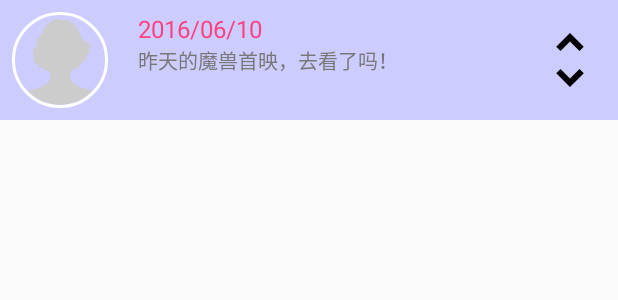
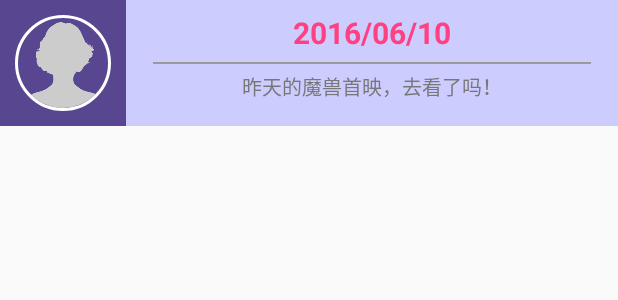
Before and after one commit to Crainax/MysteryGank, an Android app: the layout layout_fold_gank.xml on its own in the app's theme, with its tools: preview values and no code run, on a phone screen of 412 x 824 dp. Shown: the top 300 px of the screen. Run offline under Robolectric (Android 15) with nearby library versions, the phone set to English and light mode, and no system bars.

Commit message:
Restore the layout of the home items.

```diff
--- a/app/src/main/java/com/crainax/mysterygank/ui/adapter/HomeAdapter.java
+++ b/app/src/main/java/com/crainax/mysterygank/ui/adapter/HomeAdapter.java
@@ -32,7 +32,6 @@ public class HomeAdapter extends RecyclerView.Adapter<RecyclerView.ViewHolder> {
     private static final int VIEW_TYPE_DATAS = 0;
     private static final int VIEW_TYPE_FOOTER = 1;
 
-
     private final HashSet<Integer> mUnfoldedIndex = new HashSet<>();
 
     private List<MeizhiEntity> datas;
@@ -52,7 +51,6 @@ public class HomeAdapter extends RecyclerView.Adapter<RecyclerView.ViewHolder> {
         this.datas.addAll(datas);
         notifyDataSetChanged();
     }
-
 
     @Override
     public int getItemViewType(int position) {
@@ -168,7 +166,6 @@ public class HomeAdapter extends RecyclerView.Adapter<RecyclerView.ViewHolder> {
             this.context = itemView.getContext();
         }
 
-
     }
 
     private class FooterViewHolder extends RecyclerView.ViewHolder {
--- a/app/src/main/res/layout/item_home_piece.xml
+++ b/app/src/main/res/layout/item_home_piece.xml
@@ -7,9 +7,7 @@
     android:layout_height="wrap_content"
     android:clipChildren="true"
     android:clipToPadding="true"
-    app:backSideColor="@android:color/transparent"
-    >
-
+    app:backSideColor="@android:color/transparent">
 
     <include layout="@layout/layout_unfold_gank" />
 
--- a/app/src/main/res/layout/layout_fold_gank.xml
+++ b/app/src/main/res/layout/layout_fold_gank.xml
@@ -1,83 +1,71 @@
 <?xml version="1.0" encoding="utf-8"?>
-
 
 <RelativeLayout xmlns:android="http://schemas.android.com/apk/res/android"
     android:layout_width="match_parent"
     android:layout_height="wrap_content"
-    android:background="@color/bgHomeItemFold"
-    android:padding="8dp">
+    android:background="@color/bgHomeItemFold">
+
+    <RelativeLayout
+        android:id="@+id/click_bg_avatar"
+        android:layout_width="wrap_content"
+        android:layout_height="wrap_content"
+        android:layout_alignParentStart="true"
+        android:background="@color/bgHomeItemLeft"
+        android:paddingBottom="10dp"
+        android:paddingLeft="10dp"
+        android:paddingRight="10dp"
+        android:paddingTop="10dp">
 
         <de.hdodenhof.circleimageview.CircleImageView xmlns:app="http://schemas.android.com/apk/res-auto"
             android:id="@+id/iv_item_home_fold_meizhi"
             android:layout_width="@dimen/homeMeizhiFold"
             android:layout_height="@dimen/homeMeizhiFold"
-        android:layout_alignParentStart="true"
             android:src="@drawable/women_placeholder"
             app:civ_border_color="@color/borderHomeMeizhiIV"
             app:civ_border_width="@dimen/borderHomeMeizhiIVWidth" />
+    </RelativeLayout>
 
-    <ImageButton
-        android:id="@+id/bt_item_home_toUnfold"
-        android:layout_centerVertical="true"
-        android:layout_width="wrap_content"
-        android:layout_height="wrap_content"
-        android:layout_alignParentEnd="true"
-        android:background="?attr/listChoiceBackgroundIndicator"
-        android:src="@drawable/ic_unfold_more_black_24dp" />
 
     <RelativeLayout
         android:layout_width="wrap_content"
-        android:layout_toEndOf="@id/iv_item_home_fold_meizhi"
-        android:layout_alignTop="@id/iv_item_home_fold_meizhi"
-        android:layout_marginStart="20dp"
-        android:layout_alignBottom="@id/iv_item_home_fold_meizhi"
-        android:layout_toStartOf="@id/bt_item_home_toUnfold"
-        android:layout_height="wrap_content">
+        android:layout_height="wrap_content"
+        android:layout_alignBottom="@id/click_bg_avatar"
+        android:layout_alignParentEnd="true"
+        android:padding="8dp"
+        android:layout_alignTop="@id/click_bg_avatar"
+        android:layout_toEndOf="@id/click_bg_avatar"
+        android:layout_toStartOf="@id/bt_item_home_toUnfold">
 
         <TextView
             android:id="@+id/tv_item_home_fold_date"
             style="@style/Title.Item.Home"
             android:layout_width="wrap_content"
+            android:layout_centerHorizontal="true"
             android:layout_height="wrap_content"
-            android:text="@string/date_mock" />
+            android:text="@string/date_mock"
+            android:layout_alignParentTop="true" />
+
+        <View
+            android:layout_marginStart="10dp"
+            android:layout_marginEnd="10dp"
+            android:layout_centerVertical="true"
+            android:layout_width="match_parent"
+            android:layout_height="1dp"
+            android:background="@color/GrayDivider" />
 
         <TextView
             android:id="@+id/tv_item_home_fold_title"
             style="@style/Content.Item.Home"
-            android:lines="2"
             android:layout_width="wrap_content"
             android:layout_height="wrap_content"
-            android:layout_below="@id/tv_item_home_fold_date"
-            android:text="@string/title_mock" />
+            android:lines="2"
+            android:gravity="center"
+            android:ellipsize="end"
+            android:text="@string/title_mock"
+            android:layout_alignParentStart="true"
+            android:layout_alignParentEnd="true"
+            android:layout_alignParentBottom="true"
+            android:layout_centerHorizontal="true" />
     </RelativeLayout>
 
 </RelativeLayout>
-
-    <!--
-    <FrameLayout xmlns:android="http://schemas.android.com/apk/res/android"
-        xmlns:tools="http://schemas.android.com/tools"
-        android:layout_width="match_parent"
-        android:layout_height="wrap_content"
-        tools:showIn="@layout/item_home_piece">
-
-        <LinearLayout
-            android:layout_width="match_parent"
-            android:layout_height="wrap_content"
-            android:orientation="vertical">
-
-            <ImageView
-                android:id="@+id/iv_title_meizhi"
-                android:src="@android:drawable/ic_delete"
-                android:layout_width="50dp"
-                android:layout_height="50dp"
-                android:layout_gravity="center_horizontal" />
-
-            <TextView
-                android:id="@+id/tv_title_title"
-                android:layout_width="match_parent"
-                android:text="@string/indicator"
-                android:layout_height="wrap_content" />
-
-        </LinearLayout>
-
-    </FrameLayout>-->
--- a/app/src/main/res/values/colors.xml
+++ b/app/src/main/res/values/colors.xml
@@ -10,4 +10,5 @@
     <color name="mainTextColor">#343d43</color>
     <color name="contentBadgeTitle">#a9a9a9</color>
     <color name="GrayDivider">#999999</color>
+    <color name="bgHomeItemLeft">#594691</color>
 </resources>
--- a/app/src/main/res/values/styles.xml
+++ b/app/src/main/res/values/styles.xml
@@ -21,7 +21,8 @@
     </style>
 
     <style name="Title">
-        <item name="android:textSize">16sp</item>
+        <item name="android:textStyle">bold</item>
+        <item name="android:textSize">20sp</item>
         <item name="android:singleLine">true</item>
     </style>
 
```
Lines whose indentation alone changed are shown as unchanged.
